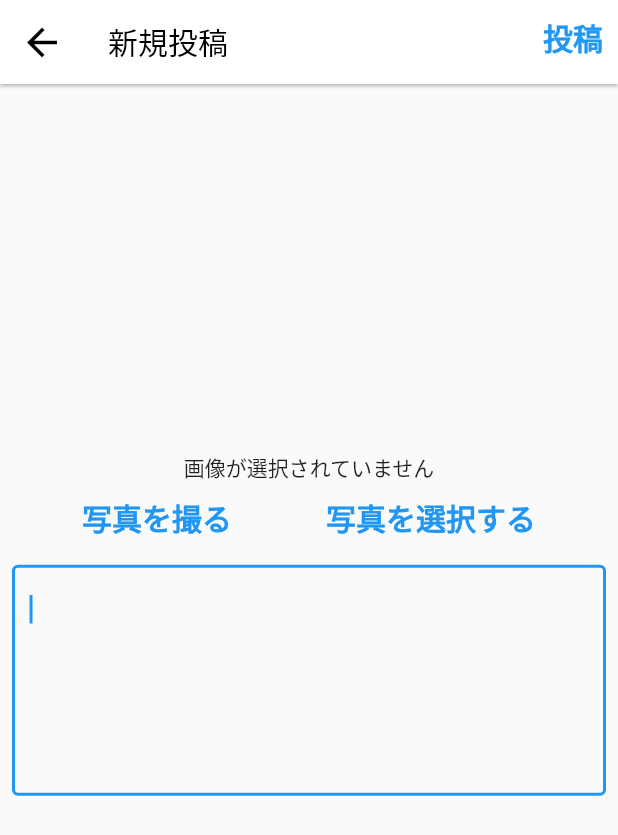
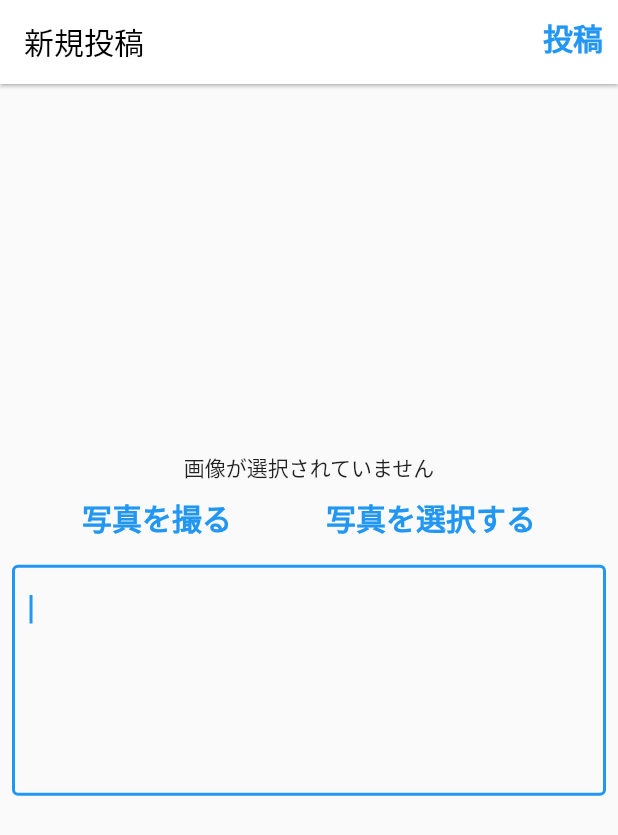
Before and after one commit to iseruuuuu/book_instagram_app, a Flutter app: the RegisterScreen screen opened directly, on a phone screen of 412 x 824 dp. Shown: the top 835 px of the screen. Run offline on Flutter 3.47's test engine with Material 2 defaults, Android fonts, the phone set to English and light mode, and no system bars; our stand-ins replace freezed_annotation, image_picker, rxdart, state_notifier; missing offline and left inert: flutter_state_notifier.

Commit message:
fix: delete arrowicon

```diff
--- a/lib/screen/register/children/register_app_bar.dart
+++ b/lib/screen/register/children/register_app_bar.dart
@@ -17,24 +17,14 @@ class RegisterAppBar extends StatelessWidget with PreferredSizeWidget {
         '新規投稿',
         style: TextStyle(color: Colors.black),
       ),
-      automaticallyImplyLeading: true,
-      leading: GestureDetector(
-        onTap: () {
-          Navigator.pop(context);
-        },
-        child: const Icon(
-          Icons.arrow_back,
-          size: 30,
-          color: Colors.black,
-        ),
-      ),
+      automaticallyImplyLeading: false,
       actions: [
         Padding(
           padding: const EdgeInsets.all(10),
           child: GestureDetector(
             onTap: () {
               //値を渡してあげる。
-              Navigator.pop(context);
+              // Navigator.pop(context);
             },
             child: const Text(
               '投稿',
```
